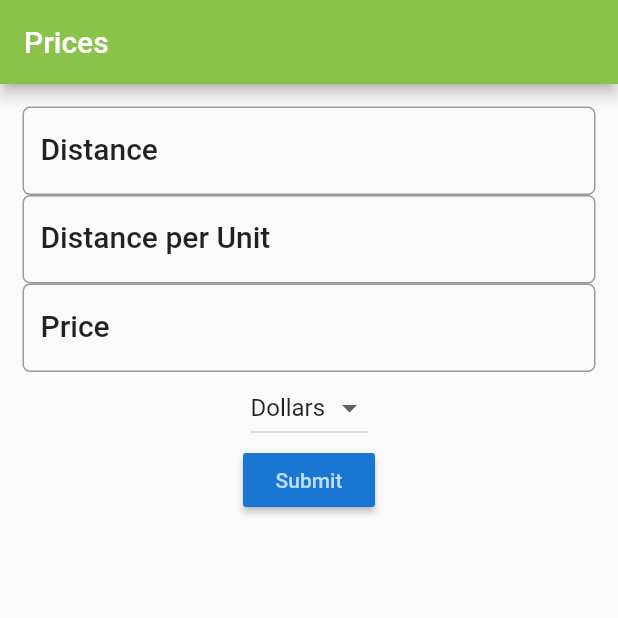
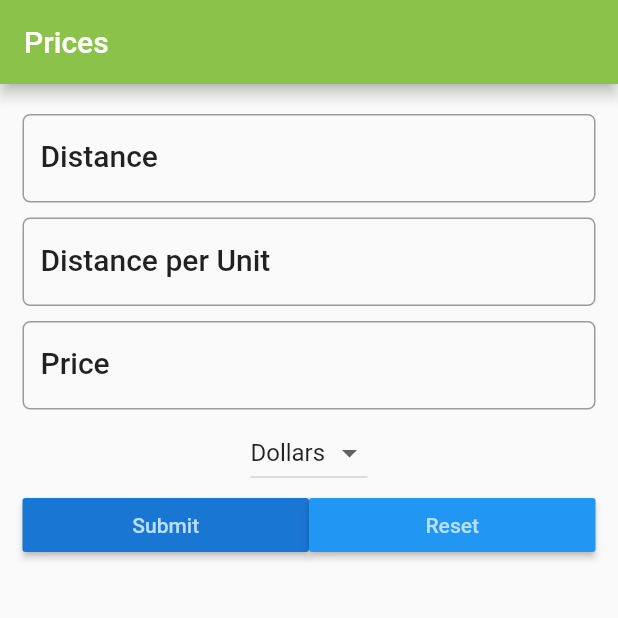
Before and after one commit to omurthy/pizzaSensei, a Flutter app: the screen it shows after launch, on a phone screen of 412 x 824 dp, the top half of it. Run offline on Flutter 3.47's test engine with Material 2 defaults, Android fonts, the phone set to English and light mode, and no system bars.

Commit message:
reset button added

```diff
--- a/lib/ui/prices.dart
+++ b/lib/ui/prices.dart
@@ -7,6 +7,7 @@ class Prices extends StatefulWidget {
 
 class _Prices extends State<Prices> {
   final _currencies = ['Dollars', 'Euro', 'Pounds'];
+  final double _formDistance = 5.0;
   String _currency = 'Dollars';
   String result = '';
   TextEditingController distanceController = TextEditingController();
@@ -23,7 +24,10 @@ class _Prices extends State<Prices> {
         body: Container(
             padding: EdgeInsets.all(15),
             child: Column(children: <Widget>[
-              TextField(
+              Padding(
+                  padding: EdgeInsets.only(
+                      top: _formDistance, bottom: _formDistance),
+                  child: TextField(
                     controller: distanceController,
                     decoration: InputDecoration(
                         hintText: 'e.g 23.0',
@@ -33,8 +37,11 @@ class _Prices extends State<Prices> {
                             borderRadius: BorderRadius.circular(5.0))),
                     keyboardType: TextInputType.number,
                     style: TextStyle(color: Colors.deepOrangeAccent),
-              ),
-              TextField(
+                  )),
+              Padding(
+                  padding: EdgeInsets.only(
+                      top: _formDistance, bottom: _formDistance),
+                  child: TextField(
                     controller: awgController,
                     decoration: InputDecoration(
                         hintText: 'e.g 17.0',
@@ -44,7 +51,11 @@ class _Prices extends State<Prices> {
                             borderRadius: BorderRadius.circular(5.0))),
                     keyboardType: TextInputType.number,
                     style: TextStyle(color: Colors.deepOrangeAccent),
-              ),
+                  )),
+              Padding(
+                  padding: EdgeInsets.only(
+                      top: _formDistance, bottom: _formDistance),
+                  child:
                   TextField(
                     controller: priceController,
                     decoration: InputDecoration(
@@ -55,7 +66,8 @@ class _Prices extends State<Prices> {
                             borderRadius: BorderRadius.circular(5.0))),
                     keyboardType: TextInputType.number,
                     style: TextStyle(color: Colors.deepOrangeAccent),
-              ),
+                  )),
+
               DropdownButton<String>(
                 items: this._currencies.map((String val) {
                   return DropdownMenuItem<String>(value: val, child: Text(val));
@@ -65,7 +77,10 @@ class _Prices extends State<Prices> {
                 },
                 value: _currency,
               ),
-              RaisedButton(
+              Row(
+                children: <Widget>[
+                  Expanded(
+                      child: RaisedButton(
                     color: Theme.of(context).primaryColorDark,
                     textColor: Theme.of(context).primaryColorLight,
                     child: Text('Submit'),
@@ -74,8 +89,21 @@ class _Prices extends State<Prices> {
                         result = _calculate();
                       });
                     },
+                  )),
+                  Expanded(
+                      child: RaisedButton(
+                    color: Theme.of(context).primaryColor,
+                    textColor: Theme.of(context).primaryColorLight,
+                    child: Text('Reset'),
+                    onPressed: () {
+                      setState(() {
+                          _reset();
+                      });
+                    },
+                  )),
+                ],
               ),
-              Text(result),
+              Expanded(child: Text(result)),
             ])));
   }
 
@@ -97,4 +125,14 @@ class _Prices extends State<Prices> {
         _currency;
     return _result;
   }
+
+  void _reset() {
+    distanceController.text = '';
+    priceController.text = '';
+    awgController.text = '';
+
+    setState(() {
+      result = '';
+    });
   }
+}
```
Lines whose indentation alone changed are shown as unchanged.
